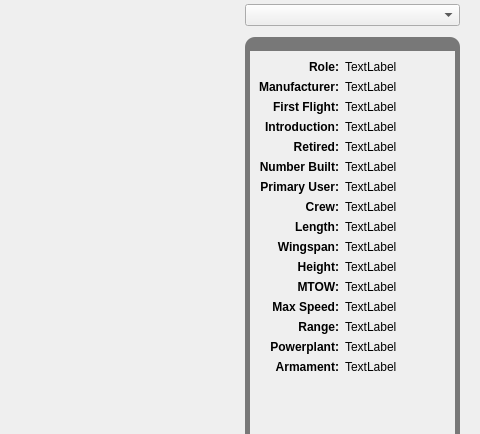
Old version of the form src/gui/WidgetData.ui in the repository marek-cel/fightersfs; both pictures show x 430 to 910 and y 81 to 515 of the 910 by 666 pixel window.
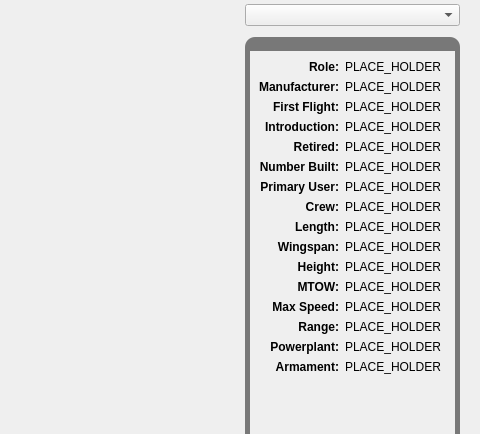
New version of the form. The open tabs and pages were chosen to show the change. Custom widgets are drawn as their Qt base class.

```diff
--- a/src/gui/WidgetData.ui
+++ b/src/gui/WidgetData.ui
@@ -163,8 +163,8 @@
                  <rect>
                   <x>0</x>
                   <y>0</y>
-                  <width>221</width>
-                  <height>900</height>
+                  <width>241</width>
+                  <height>834</height>
                  </rect>
                 </property>
                 <layout class="QGridLayout" name="gridLayout_5">
@@ -199,7 +199,7 @@
                     </sizepolicy>
                    </property>
                    <property name="text">
-                    <string>TextLabel</string>
+                    <string notr="true">PLACE_HOLDER</string>
                    </property>
                    <property name="alignment">
                     <set>Qt::AlignLeading|Qt::AlignLeft|Qt::AlignTop</set>
@@ -240,7 +240,7 @@
                     </sizepolicy>
                    </property>
                    <property name="text">
-                    <string>TextLabel</string>
+                    <string notr="true">PLACE_HOLDER</string>
                    </property>
                    <property name="alignment">
                     <set>Qt::AlignLeading|Qt::AlignLeft|Qt::AlignTop</set>
@@ -303,7 +303,7 @@
                     </sizepolicy>
                    </property>
                    <property name="text">
-                    <string>TextLabel</string>
+                    <string notr="true">PLACE_HOLDER</string>
                    </property>
                    <property name="alignment">
                     <set>Qt::AlignLeading|Qt::AlignLeft|Qt::AlignTop</set>
@@ -344,7 +344,7 @@
                     </sizepolicy>
                    </property>
                    <property name="text">
-                    <string>TextLabel</string>
+                    <string notr="true">PLACE_HOLDER</string>
                    </property>
                    <property name="alignment">
                     <set>Qt::AlignLeading|Qt::AlignLeft|Qt::AlignTop</set>
@@ -363,7 +363,7 @@
                     </sizepolicy>
                    </property>
                    <property name="text">
-                    <string>TextLabel</string>
+                    <string notr="true">PLACE_HOLDER</string>
                    </property>
                    <property name="alignment">
                     <set>Qt::AlignLeading|Qt::AlignLeft|Qt::AlignTop</set>
@@ -382,7 +382,7 @@
                     </sizepolicy>
                    </property>
                    <property name="text">
-                    <string>TextLabel</string>
+                    <string notr="true">PLACE_HOLDER</string>
                    </property>
                    <property name="alignment">
                     <set>Qt::AlignLeading|Qt::AlignLeft|Qt::AlignTop</set>
@@ -423,7 +423,7 @@
                     </sizepolicy>
                    </property>
                    <property name="text">
-                    <string>TextLabel</string>
+                    <string notr="true">PLACE_HOLDER</string>
                    </property>
                    <property name="alignment">
                     <set>Qt::AlignLeading|Qt::AlignLeft|Qt::AlignTop</set>
@@ -499,7 +499,7 @@
                     </sizepolicy>
                    </property>
                    <property name="text">
-                    <string>TextLabel</string>
+                    <string notr="true">PLACE_HOLDER</string>
                    </property>
                    <property name="alignment">
                     <set>Qt::AlignLeading|Qt::AlignLeft|Qt::AlignTop</set>
@@ -540,7 +540,7 @@
                     </sizepolicy>
                    </property>
                    <property name="text">
-                    <string>TextLabel</string>
+                    <string notr="true">PLACE_HOLDER</string>
                    </property>
                    <property name="alignment">
                     <set>Qt::AlignLeading|Qt::AlignLeft|Qt::AlignTop</set>
@@ -559,7 +559,7 @@
                     </sizepolicy>
                    </property>
                    <property name="text">
-                    <string>TextLabel</string>
+                    <string notr="true">PLACE_HOLDER</string>
                    </property>
                    <property name="alignment">
                     <set>Qt::AlignLeading|Qt::AlignLeft|Qt::AlignTop</set>
@@ -578,7 +578,7 @@
                     </sizepolicy>
                    </property>
                    <property name="text">
-                    <string>TextLabel</string>
+                    <string notr="true">PLACE_HOLDER</string>
                    </property>
                    <property name="alignment">
                     <set>Qt::AlignLeading|Qt::AlignLeft|Qt::AlignTop</set>
@@ -597,7 +597,7 @@
                     </sizepolicy>
                    </property>
                    <property name="text">
-                    <string>TextLabel</string>
+                    <string notr="true">PLACE_HOLDER</string>
                    </property>
                    <property name="alignment">
                     <set>Qt::AlignLeading|Qt::AlignLeft|Qt::AlignTop</set>
@@ -616,7 +616,7 @@
                     </sizepolicy>
                    </property>
                    <property name="text">
-                    <string>TextLabel</string>
+                    <string notr="true">PLACE_HOLDER</string>
                    </property>
                    <property name="alignment">
                     <set>Qt::AlignLeading|Qt::AlignLeft|Qt::AlignTop</set>
@@ -635,7 +635,7 @@
                     </sizepolicy>
                    </property>
                    <property name="text">
-                    <string>TextLabel</string>
+                    <string notr="true">PLACE_HOLDER</string>
                    </property>
                    <property name="alignment">
                     <set>Qt::AlignLeading|Qt::AlignLeft|Qt::AlignTop</set>
@@ -654,7 +654,7 @@
                     </sizepolicy>
                    </property>
                    <property name="text">
-                    <string>TextLabel</string>
+                    <string notr="true">PLACE_HOLDER</string>
                    </property>
                    <property name="alignment">
                     <set>Qt::AlignLeading|Qt::AlignLeft|Qt::AlignTop</set>
@@ -827,7 +827,7 @@
                     </sizepolicy>
                    </property>
                    <property name="text">
-                    <string>TextLabel</string>
+                    <string notr="true">PLACE_HOLDER</string>
                    </property>
                    <property name="alignment">
                     <set>Qt::AlignLeading|Qt::AlignLeft|Qt::AlignTop</set>
```
Left out of the diff: 54 changed lines with no effect on the pictures.
